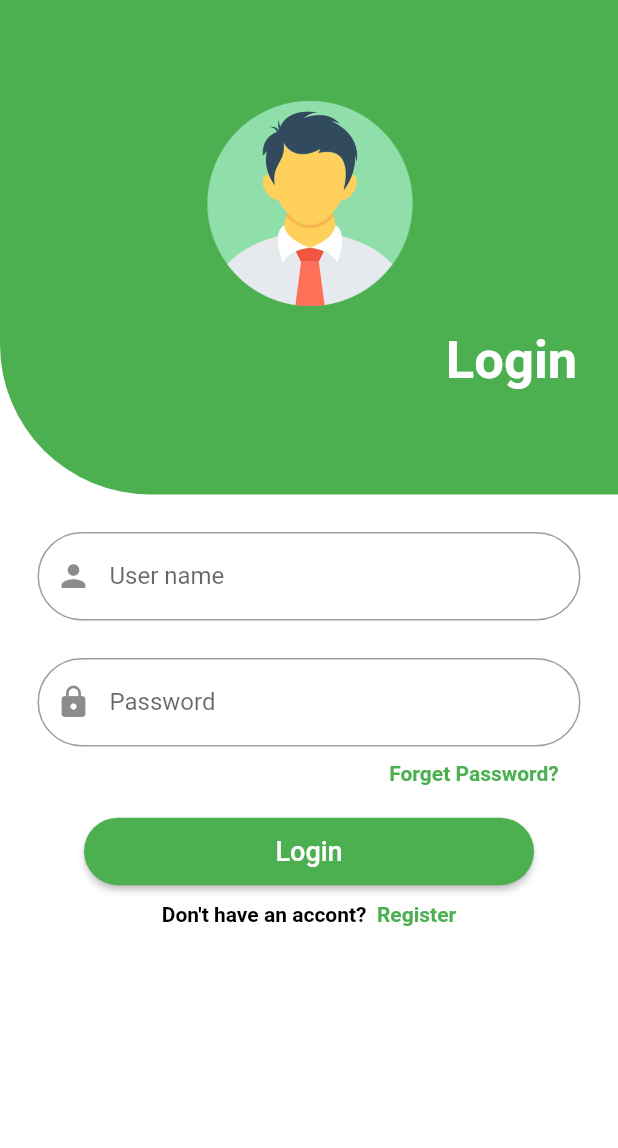
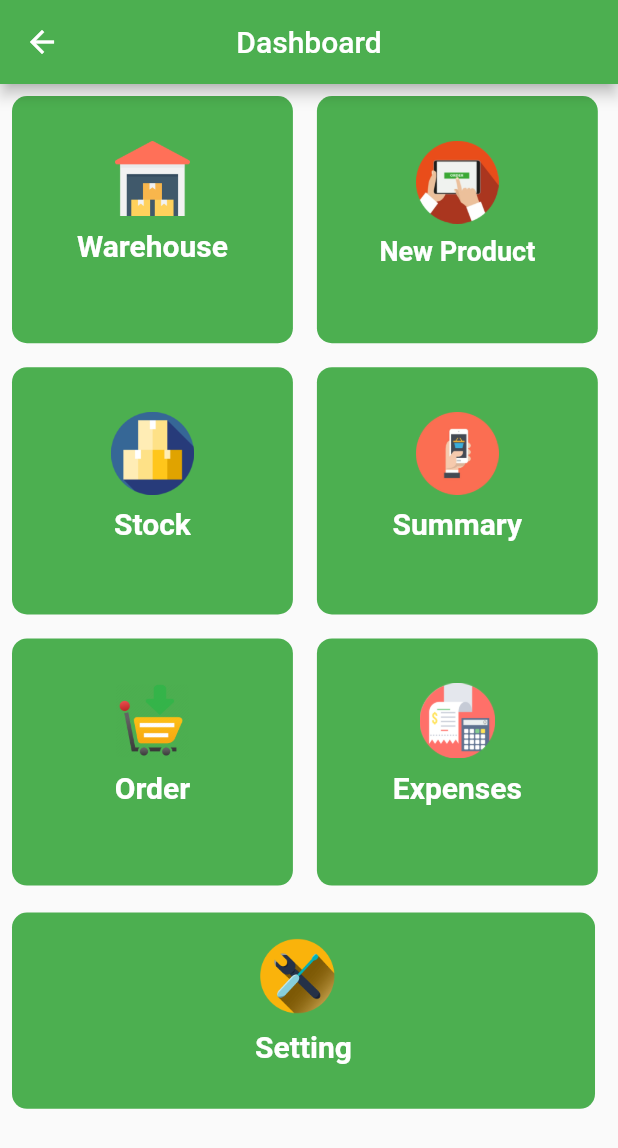
Before and after one commit to waqasaslam6/store_management, a Flutter app: the screen it shows after launch, after a tap on "Login", on a phone screen of 412 x 824 dp. Shown: the top 1148 px of the screen. Run offline on Flutter 3.47's test engine with Material 2 defaults, Android fonts, the phone set to English and light mode, and no system bars.

Commit message:
dashboard

```diff
--- a/lib/main.dart
+++ b/lib/main.dart
@@ -1,12 +1,16 @@
 import 'package:flutter/material.dart';
 import 'package:flutter/cupertino.dart';
 import 'pages/Login.dart';
+import 'pages/Dashboard.dart';
 
 void main()
 {
   runApp(MaterialApp(
-    title: "Store Management",
+    title: "Store Management App",
     debugShowCheckedModeBanner: false,
     home: Login(),
+    routes: {
+      '/db':(context) => Dashboard(),
+    },
   ));
 }
--- /dev/null
+++ b/lib/pages/Dashboard.dart
@@ -0,0 +1,243 @@
+import 'package:flutter/material.dart';
+
+class Dashboard extends StatefulWidget {
+  @override
+  _DashboardState createState() => _DashboardState();
+}
+
+class _DashboardState extends State<Dashboard> {
+  @override
+  Widget build(BuildContext context) {
+    return Scaffold(
+      appBar: AppBar(
+        title: Text('Dashboard'),
+        backgroundColor: Colors.green,
+        centerTitle: true,
+      ),
+      body: SingleChildScrollView(
+        child: Column(children: [
+          Row( children: [
+            Padding(
+              padding: const EdgeInsets.all(8.0),
+              child: Container(
+                height: MediaQuery.of(context).size.height / 5,
+                width: MediaQuery.of(context).size.width/2.2,
+                decoration: const BoxDecoration(
+                    color: Colors.green,
+                    borderRadius: BorderRadius.all(Radius.circular(10))
+                ),
+                child: Column(children: [
+                  Padding(
+                    padding:  EdgeInsets.only(top: 30, bottom: 8),
+                    child: Image(
+                      image: AssetImage('images/warehouse.png'),
+                      width: 200,
+                      height: 50,
+                    )
+                  ),
+                  Text(
+                    "Warehouse",
+                    style: TextStyle(
+                      color: Colors.white,
+                      fontWeight: FontWeight.bold,
+                      fontSize: 20
+
+                    ),
+                  )
+                ],),
+              ),
+            ),  Padding(
+              padding: const EdgeInsets.all(8.0),
+              child: Container(
+                height: MediaQuery.of(context).size.height / 5,
+                width: MediaQuery.of(context).size.width/2.2,
+                decoration: const BoxDecoration(
+                    color: Colors.green,
+                    borderRadius: BorderRadius.all(Radius.circular(10)),
+
+                ),
+                child: Column(children: [
+                  Padding(
+                      padding:  EdgeInsets.only(top: 30, bottom: 8),
+                      child: Image(
+                        image: AssetImage('images/circle-cropped (1).png'),
+                        width: 200,
+                        height: 55,
+                      )
+                  ),
+                  Text(
+                    "New Product",
+                    style: TextStyle(
+                        color: Colors.white,
+                        fontWeight: FontWeight.bold,
+                        fontSize: 18
+
+                    ),
+                  )
+                ],),
+              ),
+            ),
+          ],
+          ),
+          Row( children: [
+            Padding(
+              padding: const EdgeInsets.all(8.0),
+              child: Container(
+                height: MediaQuery.of(context).size.height / 5,
+                width: MediaQuery.of(context).size.width/2.2,
+                decoration: const BoxDecoration(
+                    color: Colors.green,
+                    borderRadius: BorderRadius.all(Radius.circular(10))
+                ),
+                child: Column(children: [
+                  Padding(
+                      padding:  EdgeInsets.only(top: 30, bottom: 8),
+                      child: Image(
+                        image: AssetImage('images/circle-cropped (2).png'),
+                        width: 200,
+                        height: 55,
+                      )
+                  ),
+                  Text(
+                    "Stock",
+                    style: TextStyle(
+                        color: Colors.white,
+                        fontWeight: FontWeight.bold,
+                        fontSize: 20
+
+                    ),
+                  )
+                ],),
+              ),
+            ),  Padding(
+              padding: const EdgeInsets.all(8.0),
+              child: Container(
+                height: MediaQuery.of(context).size.height / 5,
+                width: MediaQuery.of(context).size.width/2.2,
+                decoration: const BoxDecoration(
+                    color: Colors.green,
+                    borderRadius: BorderRadius.all(Radius.circular(10))
+                ),
+                child: Column(children: [
+                  Padding(
+                      padding:  EdgeInsets.only(top: 30, bottom: 8),
+                      child: Image(
+                        image: AssetImage('images/circle-cropped (3).png'),
+                        width: 200,
+                        height: 55,
+                      )
+                  ),
+                  Text(
+                    "Summary",
+                    style: TextStyle(
+                        color: Colors.white,
+                        fontWeight: FontWeight.bold,
+                        fontSize: 20
+
+                    ),
+                  )
+                ],),
+              ),
+            ),
+          ],
+          ),
+          Row( children: [
+            Padding(
+              padding: const EdgeInsets.all(8.0),
+              child: Container(
+                height: MediaQuery.of(context).size.height / 5,
+                width: MediaQuery.of(context).size.width/2.2,
+                decoration: const BoxDecoration(
+                    color: Colors.green,
+                    borderRadius: BorderRadius.all(Radius.circular(10))
+                ),
+                child: Column(children: [
+                  Padding(
+                      padding:  EdgeInsets.only(top: 30, bottom: 8),
+                      child: Image(
+                        image: AssetImage('images/add.png'),
+                        width: 200,
+                        height: 50,
+                      )
+                  ),
+                  Text(
+                    "Order",
+                    style: TextStyle(
+                        color: Colors.white,
+                        fontWeight: FontWeight.bold,
+                        fontSize: 20
+
+                    ),
+                  )
+                ],),
+              ),
+            ),  Padding(
+              padding: const EdgeInsets.all(8.0),
+              child: Container(
+                height: MediaQuery.of(context).size.height / 5,
+                width: MediaQuery.of(context).size.width/2.2,
+                decoration: const BoxDecoration(
+                    color: Colors.green,
+                    borderRadius: BorderRadius.all(Radius.circular(10))
+                ),
+                child: Column(children: [
+                  Padding(
+                      padding:  EdgeInsets.only(top: 30, bottom: 8),
+                      child: Image(
+                        image: AssetImage('images/circle-cropped (4).png'),
+                        width: 200,
+                        height: 50,
+                      )
+                  ),
+                  Text(
+                    "Expenses",
+                    style: TextStyle(
+                        color: Colors.white,
+                        fontWeight: FontWeight.bold,
+                        fontSize: 20
+
+                    ),
+                  )
+                ],),
+              ),
+            ),
+          ],
+          ),
+          Row( children: [
+            Padding(
+              padding: const EdgeInsets.only(top: 10,left: 8,),
+              child: Container(
+                height: MediaQuery.of(context).size.height/6.3,
+                width: MediaQuery.of(context).size.width/1.06,
+                decoration: const BoxDecoration(
+                    color: Colors.green,
+                    borderRadius: BorderRadius.all(Radius.circular(10))
+                ),
+                child: Column(children: [
+                  Padding(
+                      padding:  EdgeInsets.only(top: 15,),
+                    child: Image(
+                      image: AssetImage('images/set.png'),
+                      width: 200,
+                      height: 63,
+                    )
+                  ),
+                  Text(
+                    "Setting",
+                    style: TextStyle(
+                        color: Colors.white,
+                        fontWeight: FontWeight.bold,
+                        fontSize: 20
+                    ),
+                  )
+                ],),
+              ),
+            ),
+          ],
+          ),
+        ]
+        ),
+      ),
+    );
+  }
+}
--- a/lib/pages/Login.dart
+++ b/lib/pages/Login.dart
@@ -21,16 +21,16 @@ class _LoginState extends State<Login> {
             ),
             child: Column(
               children: <Widget>[
-                const Padding(
-                  padding: const EdgeInsets.only(top: 50),
+                 Padding(
+                  padding:  EdgeInsets.only(top: 50),
                   child: CircleAvatar(
                     radius: 85,
                     backgroundColor: Colors.transparent,
                     backgroundImage: AssetImage('images/user.png'),
                   ),
                 ),
-                const Padding(
-                  padding: const EdgeInsets.only(left: 270),
+                 Padding(
+                  padding:  EdgeInsets.only(left: 270),
                   child: Text(
                     "Login",
                     style: TextStyle(
@@ -45,9 +45,9 @@ class _LoginState extends State<Login> {
           ),
           const SizedBox(height: 25),
           Padding(
-            padding: const EdgeInsets.only(left: 25, right: 25),
+            padding:  EdgeInsets.only(left: 25, right: 25),
             child: TextFormField(
-              decoration: const InputDecoration(
+              decoration:  InputDecoration(
                   hintText: 'User name',
                   border: OutlineInputBorder(
                       borderRadius: BorderRadius.all(Radius.circular(30))),
@@ -56,7 +56,7 @@ class _LoginState extends State<Login> {
           ),
           SizedBox(height: 25),
           Padding(
-            padding: const EdgeInsets.only(left: 25, right: 25),
+            padding:  EdgeInsets.only(left: 25, right: 25),
             child: TextFormField(
               decoration: InputDecoration(
                 hintText: "Password",
@@ -70,7 +70,7 @@ class _LoginState extends State<Login> {
             height: 10,
           ),
           Padding(
-            padding: const EdgeInsets.only(left: 220),
+            padding: EdgeInsets.only(left: 220),
             child: Text(
               "Forget Password?",
               style:
```
Also changed, not shown: images/add.png (added), images/circle-cropped (1).png (added), images/circle-cropped (2).png (added), images/circle-cropped (3).png (added), images/circle-cropped (4).png (added), images/io.jpg (added), images/set.png (added), images/warehouse.png (added).
